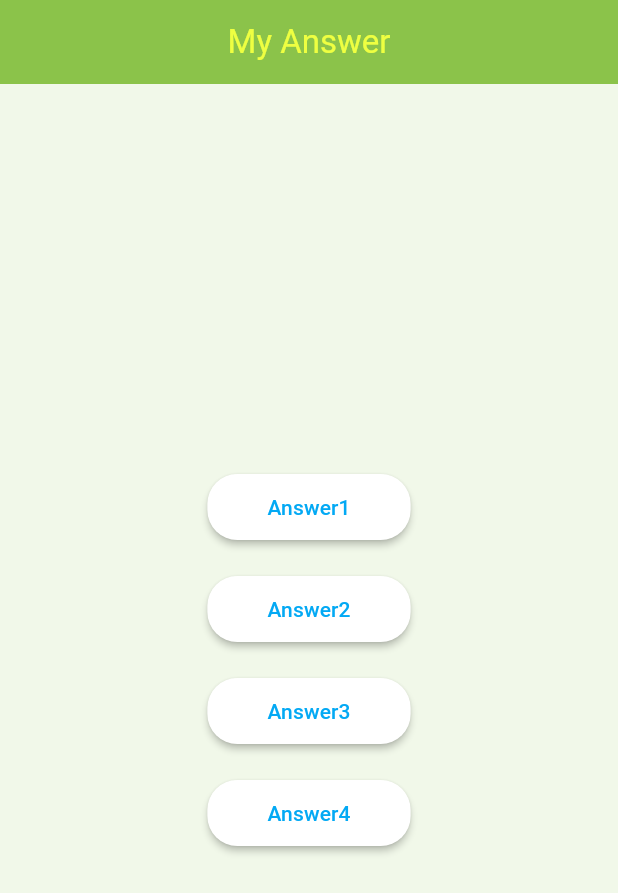
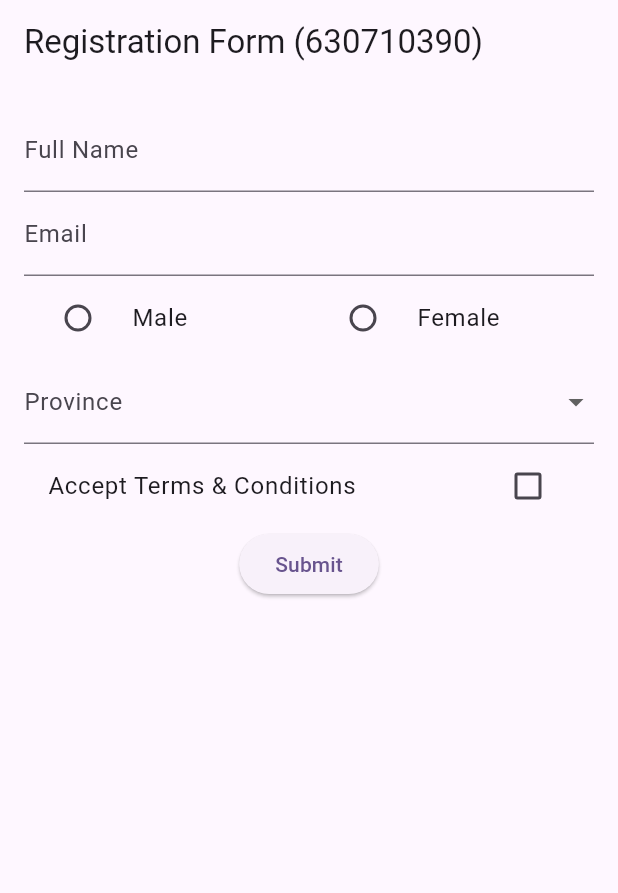
Before and after one commit to Suppakan01/mytestapp, a Flutter app: the screen it shows after launch, on a phone screen of 412 x 824 dp. Shown: the top 893 px of the screen. Run offline on Flutter 3.47's test engine with Material 3 defaults, Android fonts, the phone set to English and light mode, and no system bars.

Commit message:
Week4 Lab

```diff
--- /dev/null
+++ b/lib/form/registration_form.dart
@@ -0,0 +1,119 @@
+import 'package:flutter/material.dart';
+
+class RegistrationForm extends StatefulWidget {
+  const RegistrationForm({super.key});
+
+  @override
+  _RegistrationFormState createState() => _RegistrationFormState();
+}
+
+class _RegistrationFormState extends State<RegistrationForm> {
+  final _formKey = GlobalKey<FormState>();
+  final TextEditingController _nameController = TextEditingController();
+  final TextEditingController _emailController = TextEditingController();
+  String? _gender;
+  String? _selectedProvince;
+  bool _isChecked = false;
+
+  @override
+  Widget build(BuildContext context) {
+    return Scaffold(
+      appBar: AppBar(title: Text('Registration Form (630710390)')),
+      body: Padding(
+        padding: const EdgeInsets.all(16.0),
+        child: Form(
+          key: _formKey,
+          child: Column(
+            crossAxisAlignment: CrossAxisAlignment.start,
+            children: [
+              TextFormField(
+                controller: _nameController,
+                decoration: InputDecoration(labelText: 'Full Name'),
+                validator: (value) {
+                  if (value == null || value.isEmpty) {
+                    return 'Please enter your name';
+                  }
+                  return null;
+                },
+              ),
+              TextFormField(
+                controller: _emailController,
+                decoration: InputDecoration(labelText: 'Email'),
+                validator: (value) {
+                  if (value == null || value.isEmpty) {
+                    return 'Please enter your email';
+                  }
+                  return null;
+                },
+              ),
+              Row(
+                children: [
+                  Expanded(
+                    child: RadioListTile(
+                      title: Text('Male'),
+                      value: 'Male',
+                      groupValue: _gender,
+                      onChanged: (value) {
+                        setState(() {
+                          _gender = value.toString();
+                        });
+                      },
+                    ),
+                  ),
+                  Expanded(
+                    child: RadioListTile(
+                      title: Text('Female'),
+                      value: 'Female',
+                      groupValue: _gender,
+                      onChanged: (value) {
+                        setState(() {
+                          _gender = value.toString();
+                        });
+                      },
+                    ),
+                  ),
+                ],
+              ),
+              DropdownButtonFormField<String>(
+                decoration: InputDecoration(labelText: 'Province'),
+                value: _selectedProvince,
+                items: ['Bangkok', 'Chiang Mai', 'Phuket', 'Khon Kaen']
+                    .map((province) => DropdownMenuItem(
+                          value: province,
+                          child: Text(province),
+                        ))
+                    .toList(),
+                onChanged: (value) {
+                  setState(() {
+                    _selectedProvince = value;
+                  });
+                },
+                validator: (value) =>
+                    value == null ? 'Please select a province' : null,
+              ),
+              CheckboxListTile(
+                title: Text('Accept Terms & Conditions'),
+                value: _isChecked,
+                onChanged: (value) {
+                  setState(() {
+                    _isChecked = value!;
+                  });
+                },
+              ),
+              Center(
+                child: ElevatedButton(
+                  onPressed: () {
+                    if (_formKey.currentState!.validate() && _isChecked) {
+                      print('Form Submitted');
+                    }
+                  },
+                  child: Text('Submit'),
+                ),
+              ),
+            ],
+          ),
+        ),
+      ),
+    );
+  }
+}
```
Also changed, not shown: lib/main.dart (+7 -27 lines).
